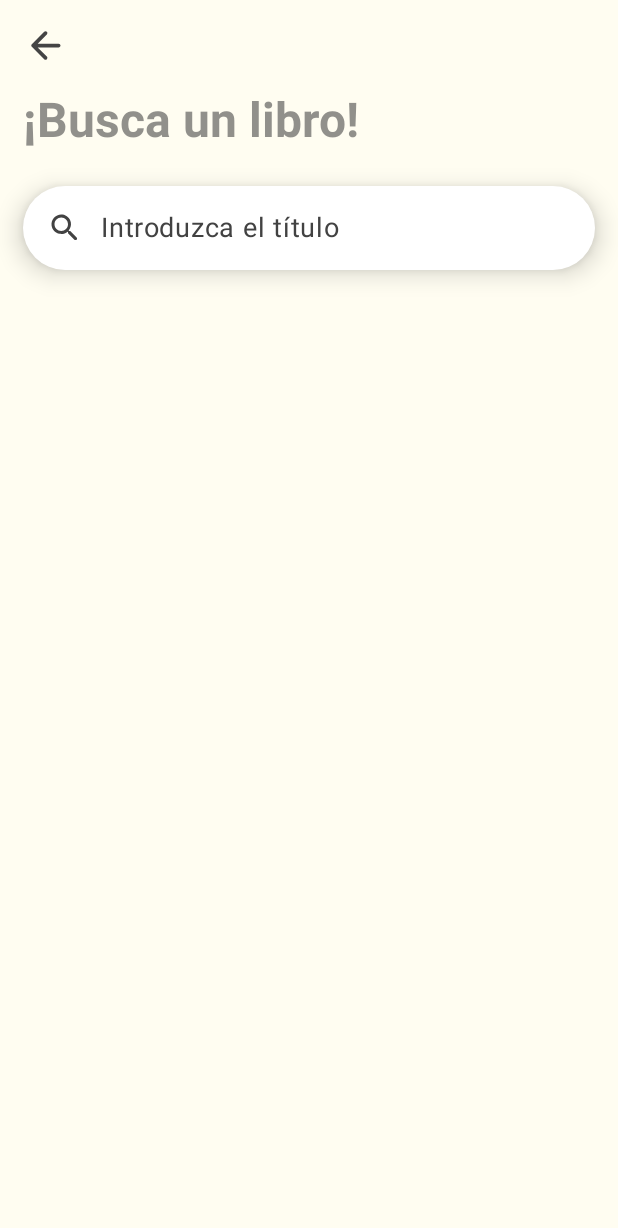
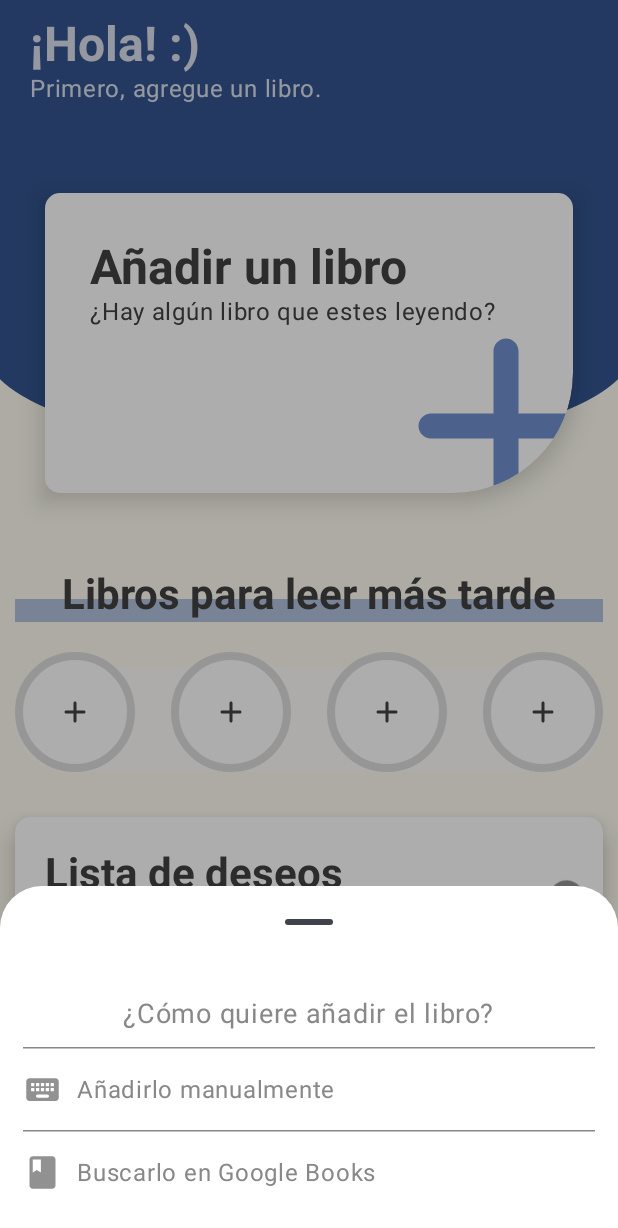
Before and after one commit to ailenaguino/BookTracker, an Android app built with Jetpack Compose: the screen it shows after launch (MainActivity), after a tap on "Añadir un libro", on a phone screen of 412 x 824 dp. Shown: the top 1228 px of the screen. Run offline under Robolectric (Android 15) with nearby library versions, the phone set to English and light mode, and no system bars; our stand-ins replace Dagger/Hilt's generated code.

Commit message:
Options to Add Book Dialog added, add cover from gallery added

```diff
--- a/app/src/main/java/com/ailenaguino/booktracker/MainActivity.kt
+++ b/app/src/main/java/com/ailenaguino/booktracker/MainActivity.kt
@@ -45,7 +45,7 @@ class MainActivity : ComponentActivity() {
                         composable(
                             route = Screen.AddBookManuallyScreen.route
                         ) {
-                            AddBookScreen()
+                            AddBookScreen(navController)
                         }
                     }
                 }
--- a/app/src/main/java/com/ailenaguino/booktracker/feature_home/presentation/HomeScreen.kt
+++ b/app/src/main/java/com/ailenaguino/booktracker/feature_home/presentation/HomeScreen.kt
@@ -1,5 +1,8 @@
 package com.ailenaguino.booktracker.feature_home.presentation
 
+import androidx.compose.animation.AnimatedVisibility
+import androidx.compose.animation.slideInVertically
+import androidx.compose.animation.slideOutVertically
 import androidx.compose.foundation.Canvas
 import androidx.compose.foundation.background
 import androidx.compose.foundation.layout.Arrangement
@@ -24,6 +27,11 @@ import androidx.compose.material.icons.rounded.Pause
 import androidx.compose.material3.MaterialTheme
 import androidx.compose.material3.Text
 import androidx.compose.runtime.Composable
+import androidx.compose.runtime.getValue
+import androidx.compose.runtime.mutableStateOf
+import androidx.compose.runtime.remember
+import androidx.compose.runtime.setValue
+import androidx.compose.ui.Alignment
 import androidx.compose.ui.Modifier
 import androidx.compose.ui.draw.clip
 import androidx.compose.ui.draw.shadow
@@ -42,6 +50,7 @@ import com.ailenaguino.booktracker.feature_home.presentation.components.AddBookI
 import com.ailenaguino.booktracker.feature_home.presentation.components.CollectionsTitle
 import com.ailenaguino.booktracker.feature_home.presentation.components.ReadLaterItem
 import com.ailenaguino.booktracker.feature_home.presentation.components.cardItem
+import com.ailenaguino.booktracker.ui.sharedComponents.AddBookDialog
 import com.ailenaguino.booktracker.ui.theme.BlueBackground
 import com.ailenaguino.booktracker.ui.theme.BoneBackground
 import com.ailenaguino.booktracker.ui.theme.BoneBackgroundTransp
@@ -64,10 +73,17 @@ val modifierForCollections = Modifier
 
 @Composable
 fun HomeScreen(navController: NavController) {
-    LazyColumn(modifier = Modifier
-        .fillMaxSize()
-        .background(BoneBackground)
-        .padding(horizontal = 10.dp)
+    var visible by remember { mutableStateOf(false) }
+
+    AnimatedVisibility(visible, enter = slideInVertically(), exit = slideOutVertically()) {
+        AddBookDialog(navController) { visible = false }
+    }
+
+    LazyColumn(
+        modifier = Modifier
+            .fillMaxSize()
+            .background(BoneBackground)
+            .padding(horizontal = 10.dp)
     ) {
         item {
             Canvas(modifier = Modifier.fillMaxWidth()) {
@@ -77,7 +93,7 @@ fun HomeScreen(navController: NavController) {
                         RoundRect(
                             rect = Rect(
                                 offset = Offset(-30f, 0f),
-                                size = Size(size.width+60f, 300.dp.toPx()),
+                                size = Size(size.width + 60f, 300.dp.toPx()),
                             ),
                             bottomLeft = cornerRadius,
                             bottomRight = cornerRadius,
@@ -100,11 +116,11 @@ fun HomeScreen(navController: NavController) {
                 )
                 Spacer(modifier = Modifier.height(30.dp))
             }
-            AddBookItem { navController.navigate(Screen.SearchBookScreen.route) }
+            AddBookItem { visible = true }
             Spacer(modifier = Modifier.height(30.dp))
         }
         item {
-            ReadLaterItem()
+            ReadLaterItem{ visible = true }
             Spacer(modifier = Modifier.height(30.dp))
         }
         item {
@@ -112,7 +128,12 @@ fun HomeScreen(navController: NavController) {
             Spacer(modifier = Modifier.height(30.dp))
         }
         item {
-            cardItem("Calendario de libros", "¿Cuánto has leído este mes?", Icons.Rounded.DateRange, modifierForCards)
+            cardItem(
+                "Calendario de libros",
+                "¿Cuánto has leído este mes?",
+                Icons.Rounded.DateRange,
+                modifierForCards
+            )
             Spacer(modifier = Modifier.height(30.dp))
         }
         item {
@@ -124,21 +145,36 @@ fun HomeScreen(navController: NavController) {
                 modifier = Modifier.fillMaxWidth(),
                 horizontalArrangement = Arrangement.SpaceBetween
             ) {
-                Box(modifier = Modifier
-                    .weight(5f)
-                    .padding(horizontal = 10.dp)) {
-                    cardItem("Libros en pausa", "No hay libros", Icons.Rounded.Pause, modifierForCollections)
+                Box(
+                    modifier = Modifier
+                        .weight(5f)
+                        .padding(horizontal = 10.dp)
+                ) {
+                    cardItem(
+                        "Libros en pausa",
+                        "No hay libros",
+                        Icons.Rounded.Pause,
+                        modifierForCollections
+                    )
                 }
-                Box(modifier = Modifier
-                    .weight(5f)
-                    .padding(horizontal = 10.dp)) {
-                    cardItem("Libros que dejaste de leer", "No hay libros", Icons.Rounded.Flag, modifierForCollections)
+                Box(
+                    modifier = Modifier
+                        .weight(5f)
+                        .padding(horizontal = 10.dp)
+                ) {
+                    cardItem(
+                        "Libros que dejaste de leer",
+                        "No hay libros",
+                        Icons.Rounded.Flag,
+                        modifierForCollections
+                    )
                 }
             }
         }
         item {
             Spacer(modifier = Modifier.height(30.dp))
-            cardItem("Mi biblioteca", "No hay libros.",
+            cardItem(
+                "Mi biblioteca", "No hay libros.",
                 Icons.AutoMirrored.Rounded.MenuBook, modifierForCards
             )
             Spacer(modifier = Modifier.height(30.dp))
--- a/app/src/main/java/com/ailenaguino/booktracker/feature_home/presentation/components/ReadLaterItem.kt
+++ b/app/src/main/java/com/ailenaguino/booktracker/feature_home/presentation/components/ReadLaterItem.kt
@@ -3,6 +3,7 @@ package com.ailenaguino.booktracker.feature_home.presentation.components
 import androidx.compose.foundation.BorderStroke
 import androidx.compose.foundation.background
 import androidx.compose.foundation.border
+import androidx.compose.foundation.clickable
 import androidx.compose.foundation.layout.Arrangement
 import androidx.compose.foundation.layout.Box
 import androidx.compose.foundation.layout.Column
@@ -35,15 +36,15 @@ import com.ailenaguino.booktracker.ui.theme.ItemBackground
 import com.ailenaguino.booktracker.ui.theme.LightBlueTransp
 
 
-@Preview
 @Composable
-fun RoundedAddItem() {
+fun RoundedAddItem(onClick: () -> Unit) {
     Box(
         modifier = Modifier
             .size(80.dp)
             .border(BorderStroke(5.dp, Color(0x2C424242)), CircleShape)
             .clip(CircleShape)
             .background(ItemBackground)
+            .clickable { onClick() }
     ) {
         Icon(
             imageVector = Icons.Rounded.Add,
@@ -76,9 +77,8 @@ fun ReadLaterTitle(title: String) {
     }
 }
 
-@Preview(showBackground = true, backgroundColor = 0xFFFFF4D0)
 @Composable
-fun ReadLaterItem() {
+fun ReadLaterItem(onItemClick:() -> Unit) {
     Column {
         ReadLaterTitle("Libros para leer más tarde")
 
@@ -98,10 +98,10 @@ fun ReadLaterItem() {
                 horizontalArrangement = Arrangement.SpaceBetween,
                 verticalAlignment = Alignment.CenterVertically
             ) {
-                RoundedAddItem()
-                RoundedAddItem()
-                RoundedAddItem()
-                RoundedAddItem()
+                RoundedAddItem(onItemClick)
+                RoundedAddItem(onItemClick)
+                RoundedAddItem(onItemClick)
+                RoundedAddItem(onItemClick)
             }
         }
     }
--- a/app/src/main/java/com/ailenaguino/booktracker/feature_search_book/presentation/SearchBookScreen.kt
+++ b/app/src/main/java/com/ailenaguino/booktracker/feature_search_book/presentation/SearchBookScreen.kt
@@ -1,6 +1,7 @@
 package com.ailenaguino.booktracker.feature_search_book.presentation
 
 import androidx.compose.foundation.background
+import androidx.compose.foundation.clickable
 import androidx.compose.foundation.layout.Box
 import androidx.compose.foundation.layout.Spacer
 import androidx.compose.foundation.layout.fillMaxSize
@@ -47,7 +48,7 @@ fun SearchBookScreen(viewModel: SearchBookViewModel = hiltViewModel(), navContro
                 Icons.AutoMirrored.Rounded.ArrowBack,
                 "Atrás",
                 tint = Color.DarkGray,
-                modifier = Modifier.size(30.dp)
+                modifier = Modifier.size(30.dp).clickable { navController.popBackStack() }
             )
         }
         item {
--- /dev/null
+++ b/app/src/main/java/com/ailenaguino/booktracker/ui/sharedComponents/AddBookDialog.kt
@@ -0,0 +1,102 @@
+package com.ailenaguino.booktracker.ui.sharedComponents
+
+import android.view.Gravity
+import androidx.compose.foundation.background
+import androidx.compose.foundation.clickable
+import androidx.compose.foundation.layout.Arrangement
+import androidx.compose.foundation.layout.Column
+import androidx.compose.foundation.layout.Row
+import androidx.compose.foundation.layout.fillMaxWidth
+import androidx.compose.foundation.layout.padding
+import androidx.compose.foundation.layout.size
+import androidx.compose.foundation.shape.RoundedCornerShape
+import androidx.compose.material.icons.Icons
+import androidx.compose.material.icons.rounded.Book
+import androidx.compose.material.icons.rounded.Keyboard
+import androidx.compose.material3.ExperimentalMaterial3Api
+import androidx.compose.material3.HorizontalDivider
+import androidx.compose.material3.Icon
+import androidx.compose.material3.ModalBottomSheet
+import androidx.compose.material3.Text
+import androidx.compose.runtime.Composable
+import androidx.compose.ui.Alignment
+import androidx.compose.ui.Modifier
+import androidx.compose.ui.draw.clip
+import androidx.compose.ui.graphics.Color
+import androidx.compose.ui.platform.LocalView
+import androidx.compose.ui.unit.dp
+import androidx.compose.ui.unit.sp
+import androidx.compose.ui.window.Dialog
+import androidx.compose.ui.window.DialogProperties
+import androidx.compose.ui.window.DialogWindowProvider
+import androidx.navigation.NavController
+import com.ailenaguino.booktracker.Screen
+import com.ailenaguino.booktracker.ui.theme.GreyTransp
+
+@OptIn(ExperimentalMaterial3Api::class)
+@Composable
+fun AddBookDialog(navController: NavController, onDismiss: () -> Unit) {
+    ModalBottomSheet(onDismissRequest = { onDismiss() }, containerColor = Color.White) {
+        Column(
+            horizontalAlignment = Alignment.CenterHorizontally,
+            modifier = Modifier
+                .fillMaxWidth()
+                .clip(RoundedCornerShape(20.dp, 20.dp, 0.dp, 0.dp))
+                .background(Color.White)
+                .padding(15.dp)
+        ) {
+            Text(
+                "¿Cómo quiere añadir el libro?",
+                color = Color.Gray,
+                fontSize = 18.sp,
+                modifier = Modifier.padding(vertical = 10.dp)
+            )
+            HorizontalDivider(color = Color.Gray)
+            Row(
+                modifier = Modifier
+                    .fillMaxWidth()
+                    .padding(vertical = 14.dp)
+                    .clickable { navController.navigate(Screen.AddBookManuallyScreen.route) },
+                horizontalArrangement = Arrangement.Start,
+                verticalAlignment = Alignment.CenterVertically
+            ) {
+                Icon(
+                    Icons.Rounded.Keyboard,
+                    "entrada",
+                    modifier = Modifier
+                        .padding(end = 10.dp)
+                        .size(26.dp),
+                    tint = GreyTransp
+                )
+                Text(
+                    "Añadirlo manualmente",
+                    color = Color.Gray,
+                    fontSize = 16.sp
+                )
+            }
+            HorizontalDivider(color = Color.Gray)
+            Row(
+                modifier = Modifier
+                    .fillMaxWidth()
+                    .padding(vertical = 14.dp)
+                    .clickable { navController.navigate(Screen.SearchBookScreen.route) },
+                horizontalArrangement = Arrangement.Start,
+                verticalAlignment = Alignment.CenterVertically
+            ) {
+                Icon(
+                    Icons.Rounded.Book,
+                    "google books",
+                    modifier = Modifier
+                        .padding(end = 10.dp)
+                        .size(26.dp),
+                    tint = GreyTransp
+                )
+                Text(
+                    "Buscarlo en Google Books",
+                    color = Color.Gray,
+                    fontSize = 16.sp
+                )
+            }
+        }
+    }
+}
--- a/app/src/main/java/com/ailenaguino/booktracker/ui/theme/Color.kt
+++ b/app/src/main/java/com/ailenaguino/booktracker/ui/theme/Color.kt
@@ -7,7 +7,7 @@ val LightBlueTransp = Color(0x8B708FCE)
 val Grey = Color(0xFF424242)
 val GreyTransp = Color(0x94424242)
 
-val BlueBackground = Color(0xFF2B4DA1)
+val BlueBackground = Color(0xFF34558F)
 val BoneBackground = Color(0xFFFFFDF1)
 val BoneBackgroundTransp = Color(0xD3FFFFFF)
 val ItemBackground = Color(0xFFFFFFFF)
```
Also changed, not shown: app/src/main/AndroidManifest.xml (+10 -0 lines), app/src/main/java/com/ailenaguino/booktracker/feature_add_book/presentation/components/AddBookScreen.kt (+4 -4 lines), app/src/main/java/com/ailenaguino/booktracker/feature_add_book/presentation/components/AddCover.kt (+51 -1 lines).
